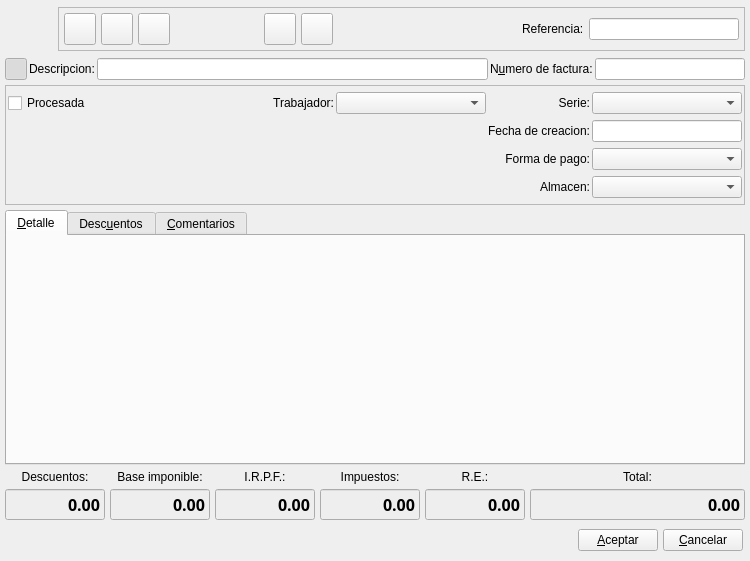
eboladev/Bulmages-1, file bulmages/bulmafact/plugins/pluginbf_clientefactura/facturabase.ui: the form before one commit.
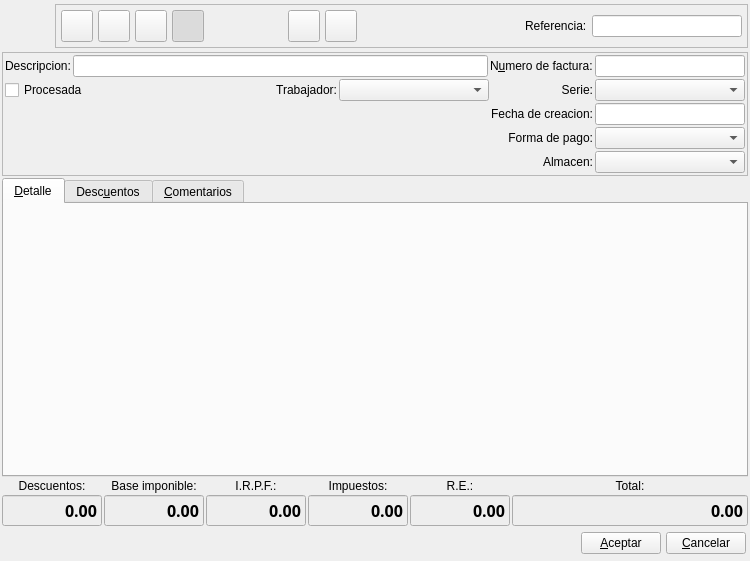
The form after the commit. Icons and pictures are not drawn. Custom widgets are drawn as their Qt base class.

Commit message: Hago una prueba con el diseño de factura para ver si gusta o no gusta

What changed in the file:
```diff
--- a/bulmages/bulmafact/plugins/pluginbf_clientefactura/facturabase.ui
+++ b/bulmages/bulmafact/plugins/pluginbf_clientefactura/facturabase.ui
@@ -21,12 +21,9 @@
    <iconset resource="../../../bulmages.qrc">
     <normaloff>:/Images/client-invoice.png</normaloff>:/Images/client-invoice.png</iconset>
   </property>
-  <layout class="QGridLayout">
+  <layout class="QGridLayout" name="gridLayout">
    <property name="margin">
-    <number>5</number>
-   </property>
-   <property name="spacing">
-    <number>5</number>
+    <number>2</number>
    </property>
    <item row="0" column="0" colspan="6">
     <layout class="QHBoxLayout">
@@ -190,6 +187,47 @@
           </property>
          </widget>
         </item>
+        <item>
+         <widget class="QToolButton" name="mui_detalles">
+          <property name="minimumSize">
+           <size>
+            <width>32</width>
+            <height>32</height>
+           </size>
+          </property>
+          <property name="maximumSize">
+           <size>
+            <width>32</width>
+            <height>32</height>
+           </size>
+          </property>
+          <property name="toolTip">
+           <string>Mostrar/ocultar cabecera</string>
+          </property>
+          <property name="whatsThis">
+           <string>Mostrar/ocultar cabecera</string>
+          </property>
+          <property name="text">
+           <string/>
+          </property>
+          <property name="icon">
+           <iconset resource="../../../bulmages.qrc">
+            <normaloff>:/Images/document-properties.png</normaloff>:/Images/document-properties.png</iconset>
+          </property>
+          <property name="iconSize">
+           <size>
+            <width>32</width>
+            <height>32</height>
+           </size>
+          </property>
+          <property name="checkable">
+           <bool>true</bool>
+          </property>
+          <property name="checked">
+           <bool>true</bool>
+          </property>
+         </widget>
+        </item>
         <item>
          <spacer>
           <property name="orientation">
@@ -357,115 +395,6 @@
     </layout>
    </item>
    <item row="1" column="0" colspan="6">
-    <layout class="QHBoxLayout">
-     <item>
-      <widget class="QToolButton" name="mui_detalles">
-       <property name="minimumSize">
-        <size>
-         <width>22</width>
-         <height>22</height>
-        </size>
-       </property>
-       <property name="maximumSize">
-        <size>
-         <width>22</width>
-         <height>22</height>
-        </size>
-       </property>
-       <property name="toolTip">
-        <string>Mostrar/ocultar cabecera</string>
-       </property>
-       <property name="whatsThis">
-        <string>Mostrar/ocultar cabecera</string>
-       </property>
-       <property name="text">
-        <string/>
-       </property>
-       <property name="icon">
-        <iconset resource="../../../bulmages.qrc">
-         <normaloff>:/Images/document-open.png</normaloff>:/Images/document-open.png</iconset>
-       </property>
-       <property name="iconSize">
-        <size>
-         <width>32</width>
-         <height>32</height>
-        </size>
-       </property>
-       <property name="checkable">
-        <bool>true</bool>
-       </property>
-       <property name="checked">
-        <bool>true</bool>
-       </property>
-      </widget>
-     </item>
-     <item>
-      <widget class="QLabel" name="label7">
-       <property name="sizePolicy">
-        <sizepolicy hsizetype="Preferred" vsizetype="Fixed">
-         <horstretch>0</horstretch>
-         <verstretch>0</verstretch>
-        </sizepolicy>
-       </property>
-       <property name="text">
-        <string>Descripcion:</string>
-       </property>
-       <property name="buddy">
-        <cstring>mui_descfactura</cstring>
-       </property>
-      </widget>
-     </item>
-     <item>
-      <widget class="QLineEdit" name="mui_descfactura">
-       <property name="sizePolicy">
-        <sizepolicy hsizetype="Expanding" vsizetype="Preferred">
-         <horstretch>0</horstretch>
-         <verstretch>0</verstretch>
-        </sizepolicy>
-       </property>
-      </widget>
-     </item>
-     <item>
-      <widget class="QLabel" name="label6">
-       <property name="sizePolicy">
-        <sizepolicy hsizetype="Preferred" vsizetype="Fixed">
-         <horstretch>0</horstretch>
-         <verstretch>0</verstretch>
-        </sizepolicy>
-       </property>
-       <property name="text">
-        <string>N&amp;umero de factura:</string>
-       </property>
-       <property name="buddy">
-        <cstring>mui_numfactura</cstring>
-       </property>
-      </widget>
-     </item>
-     <item>
-      <widget class="QLineEdit" name="mui_numfactura">
-       <property name="sizePolicy">
-        <sizepolicy hsizetype="Preferred" vsizetype="Preferred">
-         <horstretch>0</horstretch>
-         <verstretch>0</verstretch>
-        </sizepolicy>
-       </property>
-       <property name="minimumSize">
-        <size>
-         <width>150</width>
-         <height>0</height>
-        </size>
-       </property>
-       <property name="maximumSize">
-        <size>
-         <width>150</width>
-         <height>16777215</height>
-        </size>
-       </property>
-      </widget>
-     </item>
-    </layout>
-   </item>
-   <item row="2" column="0" colspan="6">
     <widget class="QFrame" name="frame">
      <property name="minimumSize">
       <size>
@@ -480,7 +409,7 @@
       <enum>QFrame::Raised</enum>
      </property>
      <layout class="QGridLayout" name="_2">
-      <item row="0" column="0">
+      <item row="1" column="0">
        <layout class="QHBoxLayout" name="horizontalLayout">
         <item>
          <widget class="QCheckBox" name="mui_procesadafactura">
@@ -532,7 +461,7 @@
         </item>
        </layout>
       </item>
-      <item row="0" column="1">
+      <item row="1" column="1">
        <widget class="QLabel" name="label10">
         <property name="sizePolicy">
          <sizepolicy hsizetype="Preferred" vsizetype="Fixed">
@@ -551,10 +480,10 @@
         </property>
        </widget>
       </item>
-      <item row="0" column="2">
+      <item row="1" column="2">
        <widget class="BfBuscarSerieFactura" name="mui_codigoserie_factura"/>
       </item>
-      <item row="1" column="0" rowspan="3">
+      <item row="2" column="0" rowspan="3">
        <widget class="BlSearchWidget" name="mui_idcliente" native="true">
         <property name="sizePolicy">
          <sizepolicy hsizetype="Expanding" vsizetype="Ignored">
@@ -564,7 +493,7 @@
         </property>
        </widget>
       </item>
-      <item row="1" column="1">
+      <item row="2" column="1">
        <widget class="QLabel" name="label8">
         <property name="sizePolicy">
          <sizepolicy hsizetype="Preferred" vsizetype="Fixed">
@@ -583,7 +512,7 @@
         </property>
        </widget>
       </item>
-      <item row="1" column="2">
+      <item row="2" column="2">
        <widget class="BlDateSearch" name="mui_ffactura">
         <property name="sizePolicy">
          <sizepolicy hsizetype="Preferred" vsizetype="Fixed">
@@ -605,7 +534,7 @@
         </property>
        </widget>
       </item>
-      <item row="2" column="1">
+      <item row="3" column="1">
        <widget class="QLabel" name="label11">
         <property name="sizePolicy">
          <sizepolicy hsizetype="Preferred" vsizetype="Fixed">
@@ -624,7 +553,7 @@
         </property>
        </widget>
       </item>
-      <item row="2" column="2">
+      <item row="3" column="2">
        <widget class="BfBuscarFormaPago" name="mui_idforma_pago">
         <property name="minimumSize">
          <size>
@@ -640,7 +569,7 @@
         </property>
        </widget>
       </item>
-      <item row="3" column="1">
+      <item row="4" column="1">
        <widget class="QLabel" name="mui_labelAlmacen">
         <property name="sizePolicy">
          <sizepolicy hsizetype="Preferred" vsizetype="Fixed">
@@ -659,13 +588,81 @@
         </property>
        </widget>
       </item>
-      <item row="3" column="2">
+      <item row="4" column="2">
        <widget class="BfBuscarAlmacen" name="mui_idalmacen"/>
       </item>
+      <item row="0" column="0" colspan="3">
+       <layout class="QHBoxLayout">
+        <item>
+         <widget class="QLabel" name="label7">
+          <property name="sizePolicy">
+           <sizepolicy hsizetype="Preferred" vsizetype="Fixed">
+            <horstretch>0</horstretch>
+            <verstretch>0</verstretch>
+           </sizepolicy>
+          </property>
+          <property name="text">
+           <string>Descripcion:</string>
+          </property>
+          <property name="buddy">
+           <cstring>mui_descfactura</cstring>
+          </property>
+         </widget>
+        </item>
+        <item>
+         <widget class="QLineEdit" name="mui_descfactura">
+          <property name="sizePolicy">
+           <sizepolicy hsizetype="Expanding" vsizetype="Preferred">
+            <horstretch>0</horstretch>
+            <verstretch>0</verstretch>
+           </sizepolicy>
+          </property>
+         </widget>
+        </item>
+        <item>
+         <widget class="QLabel" name="label6">
+          <property name="sizePolicy">
+           <sizepolicy hsizetype="Preferred" vsizetype="Fixed">
+            <horstretch>0</horstretch>
+            <verstretch>0</verstretch>
+           </sizepolicy>
+          </property>
+          <property name="text">
+           <string>N&amp;umero de factura:</string>
+          </property>
+          <property name="buddy">
+           <cstring>mui_numfactura</cstring>
+          </property>
+         </widget>
+        </item>
+        <item>
+         <widget class="QLineEdit" name="mui_numfactura">
+          <property name="sizePolicy">
+           <sizepolicy hsizetype="Preferred" vsizetype="Preferred">
+            <horstretch>0</horstretch>
+            <verstretch>0</verstretch>
+           </sizepolicy>
+          </property>
+          <property name="minimumSize">
+           <size>
+            <width>150</width>
+            <height>0</height>
+           </size>
+          </property>
+          <property name="maximumSize">
+           <size>
+            <width>150</width>
+            <height>16777215</height>
+           </size>
+          </property>
+         </widget>
+        </item>
+       </layout>
+      </item>
      </layout>
     </widget>
    </item>
-   <item row="3" column="0" colspan="6">
+   <item row="2" column="0" colspan="6">
     <widget class="QTabWidget" name="m_desdfgs">
      <property name="enabled">
       <bool>true</bool>
@@ -737,7 +734,7 @@
      </widget>
     </widget>
    </item>
-   <item row="4" column="0">
+   <item row="3" column="0">
     <widget class="QLabel" name="label3">
      <property name="text">
       <string>Descuentos:</string>
@@ -747,7 +744,7 @@
      </property>
     </widget>
    </item>
-   <item row="4" column="1">
+   <item row="3" column="1">
     <widget class="QLabel" name="label2">
      <property name="text">
       <string>Base imponible:</string>
@@ -757,7 +754,7 @@
      </property>
     </widget>
    </item>
-   <item row="4" column="2">
+   <item row="3" column="2">
     <widget class="QLabel" name="label4_3">
      <property name="text">
       <string>I.R.P.F.:</string>
@@ -767,7 +764,7 @@
      </property>
     </widget>
    </item>
-   <item row="4" column="3">
+   <item row="3" column="3">
     <widget class="QLabel" name="label4">
      <property name="text">
       <string>Impuestos:</string>
@@ -777,7 +774,7 @@
      </property>
     </widget>
    </item>
-   <item row="4" column="4">
+   <item row="3" column="4">
     <widget class="QLabel" name="label4_2">
      <property name="text">
       <string>R.E.:</string>
@@ -787,7 +784,7 @@
      </property>
     </widget>
    </item>
-   <item row="4" column="5">
+   <item row="3" column="5">
     <widget class="QLabel" name="label1">
      <property name="text">
       <string>Total:</string>
@@ -797,7 +794,7 @@
      </property>
     </widget>
    </item>
-   <item row="5" column="0">
+   <item row="4" column="0">
     <widget class="QLineEdit" name="m_totalDiscounts">
      <property name="enabled">
       <bool>true</bool>
@@ -879,7 +876,7 @@
      </property>
     </widget>
    </item>
-   <item row="5" column="1">
+   <item row="4" column="1">
     <widget class="QLineEdit" name="m_totalBases">
      <property name="minimumSize">
       <size>
@@ -958,7 +955,7 @@
      </property>
     </widget>
    </item>
-   <item row="5" column="2">
+   <item row="4" column="2">
     <widget class="QLineEdit" name="m_totalIRPF">
      <property name="minimumSize">
       <size>
@@ -1037,7 +1034,7 @@
      </property>
     </widget>
    </item>
-   <item row="5" column="3">
+   <item row="4" column="3">
     <widget class="QLineEdit" name="m_totalTaxes">
      <property name="minimumSize">
       <size>
@@ -1116,7 +1113,7 @@
      </property>
     </widget>
    </item>
-   <item row="5" column="4">
+   <item row="4" column="4">
     <widget class="QLineEdit" name="m_totalReqEq">
      <property name="minimumSize">
       <size>
@@ -1195,7 +1192,7 @@
      </property>
     </widget>
    </item>
-   <item row="5" column="5">
+   <item row="4" column="5">
     <widget class="QLineEdit" name="m_totalfactura">
      <property name="enabled">
       <bool>true</bool>
@@ -1271,7 +1268,7 @@
      </property>
     </widget>
    </item>
-   <item row="6" column="0" colspan="6">
+   <item row="5" column="0" colspan="6">
     <layout class="QHBoxLayout">
      <property name="spacing">
       <number>5</number>
```
Left out of the diff: 2 changed lines with no effect on the pictures.
